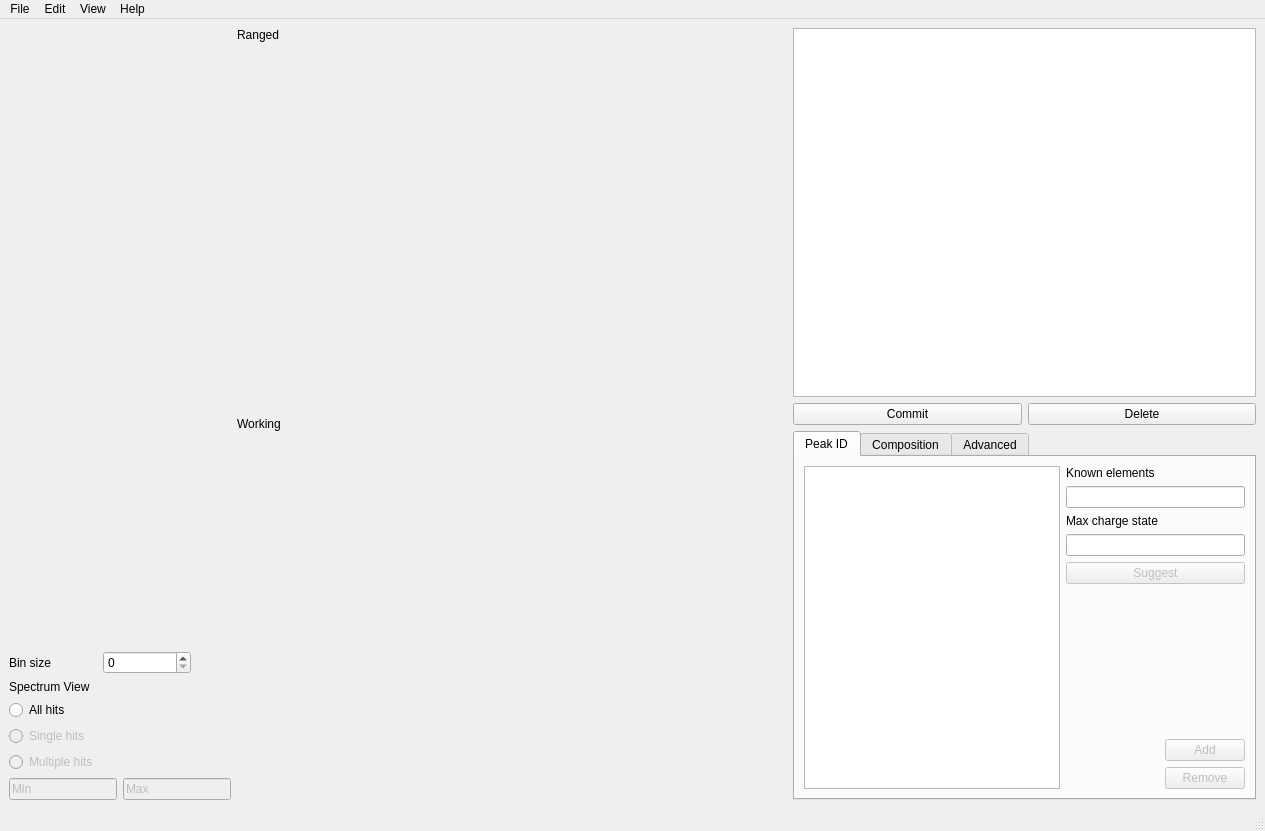
Old version of the form mainwindow.ui in the repository tanosaur/massreproduction.
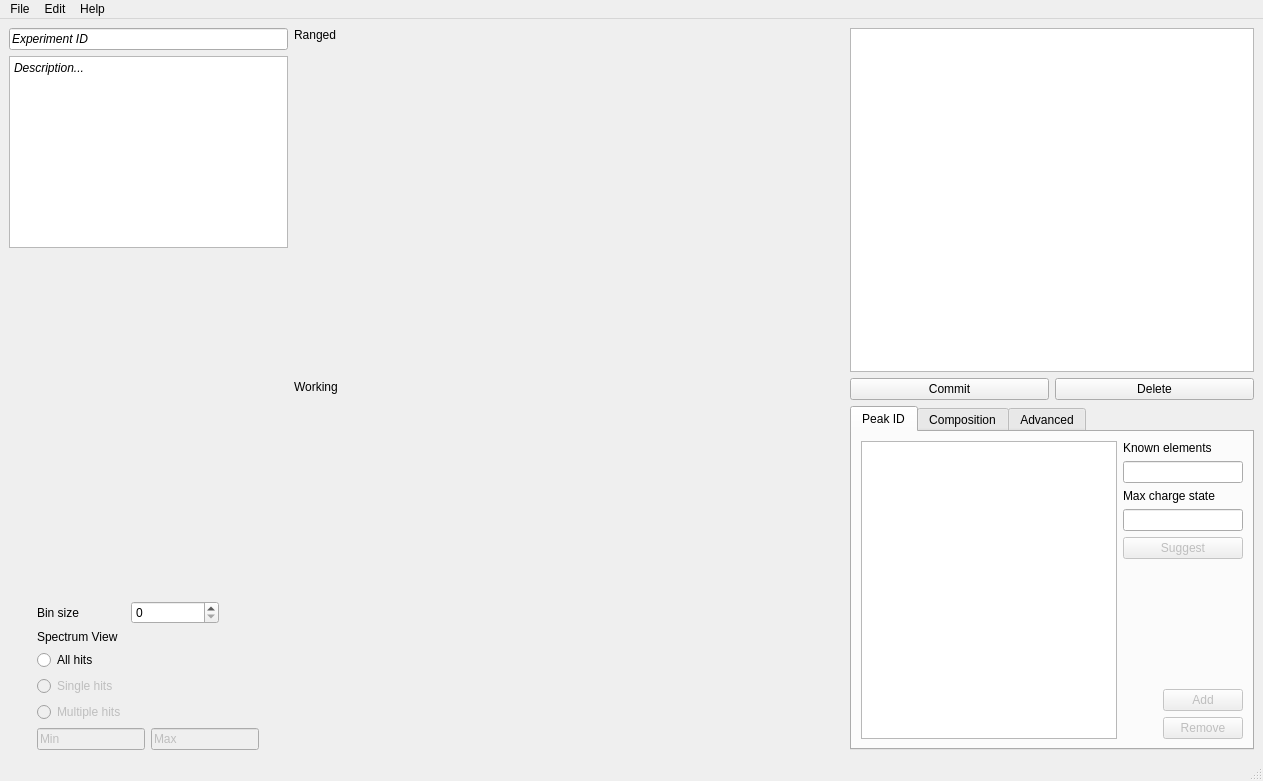
New version of the form. Icons and pictures are not drawn.

Patch:
```diff
--- a/mainwindow.ui
+++ b/mainwindow.ui
@@ -6,8 +6,8 @@
    <rect>
     <x>0</x>
     <y>0</y>
-    <width>1265</width>
-    <height>831</height>
+    <width>1263</width>
+    <height>781</height>
    </rect>
   </property>
   <property name="windowTitle">
@@ -17,6 +17,44 @@
    <layout class="QHBoxLayout" name="horizontalLayout">
     <item>
      <layout class="QVBoxLayout" name="verticalLayout_4">
+      <item>
+       <widget class="QLineEdit" name="experimentIDLineEdit">
+        <property name="font">
+         <font>
+          <family>Helvetica Neue</family>
+          <italic>true</italic>
+         </font>
+        </property>
+        <property name="text">
+         <string>Experiment ID</string>
+        </property>
+       </widget>
+      </item>
+      <item>
+       <widget class="QPlainTextEdit" name="experimentdescriptionTextEdit">
+        <property name="sizePolicy">
+         <sizepolicy hsizetype="Expanding" vsizetype="Expanding">
+          <horstretch>0</horstretch>
+          <verstretch>0</verstretch>
+         </sizepolicy>
+        </property>
+        <property name="baseSize">
+         <size>
+          <width>0</width>
+          <height>100</height>
+         </size>
+        </property>
+        <property name="font">
+         <font>
+          <family>Helvetica Neue</family>
+          <italic>true</italic>
+         </font>
+        </property>
+        <property name="plainText">
+         <string>Description...</string>
+        </property>
+       </widget>
+      </item>
       <item>
        <spacer name="verticalSpacer_3">
         <property name="orientation">
@@ -211,7 +249,7 @@
           <property name="minimumSize">
            <size>
             <width>550</width>
-            <height>350</height>
+            <height>300</height>
            </size>
           </property>
          </widget>
@@ -259,7 +297,7 @@
         </property>
         <property name="minimumSize">
          <size>
-          <width>200</width>
+          <width>100</width>
           <height>335</height>
          </size>
         </property>
@@ -303,6 +341,12 @@
         </item>
         <item>
          <widget class="QPushButton" name="deleteButton">
+          <property name="sizePolicy">
+           <sizepolicy hsizetype="Minimum" vsizetype="Fixed">
+            <horstretch>0</horstretch>
+            <verstretch>0</verstretch>
+           </sizepolicy>
+          </property>
           <property name="text">
            <string>Delete</string>
           </property>
@@ -499,7 +543,7 @@
     <rect>
      <x>0</x>
      <y>0</y>
-     <width>1265</width>
+     <width>1263</width>
      <height>22</height>
     </rect>
    </property>
@@ -546,15 +590,8 @@
     <addaction name="menuLoad"/>
     <addaction name="menuExport_as"/>
    </widget>
-   <widget class="QMenu" name="menuView">
-    <property name="title">
-     <string>View</string>
-    </property>
-    <addaction name="actionHistory"/>
-   </widget>
    <addaction name="menuFile"/>
    <addaction name="menuEdit"/>
-   <addaction name="menuView"/>
    <addaction name="menuHelp"/>
   </widget>
   <widget class="QStatusBar" name="statusbar"/>
```
